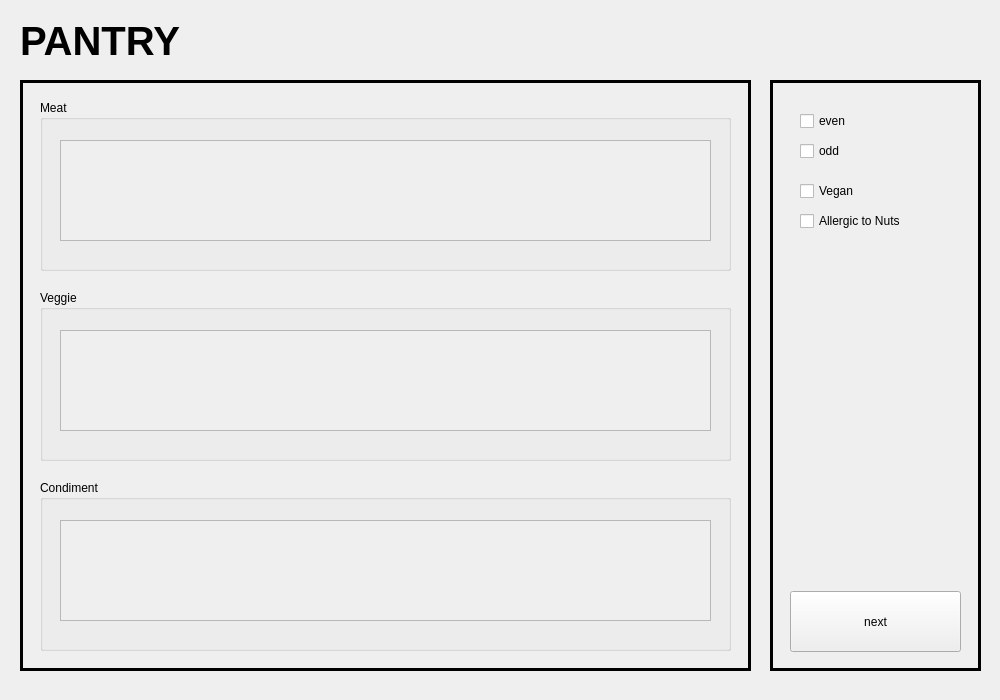
The window that s1Pantry.ui (ReneeTong/a8-edu-app) describes before a commit, drawn with Qt 5.
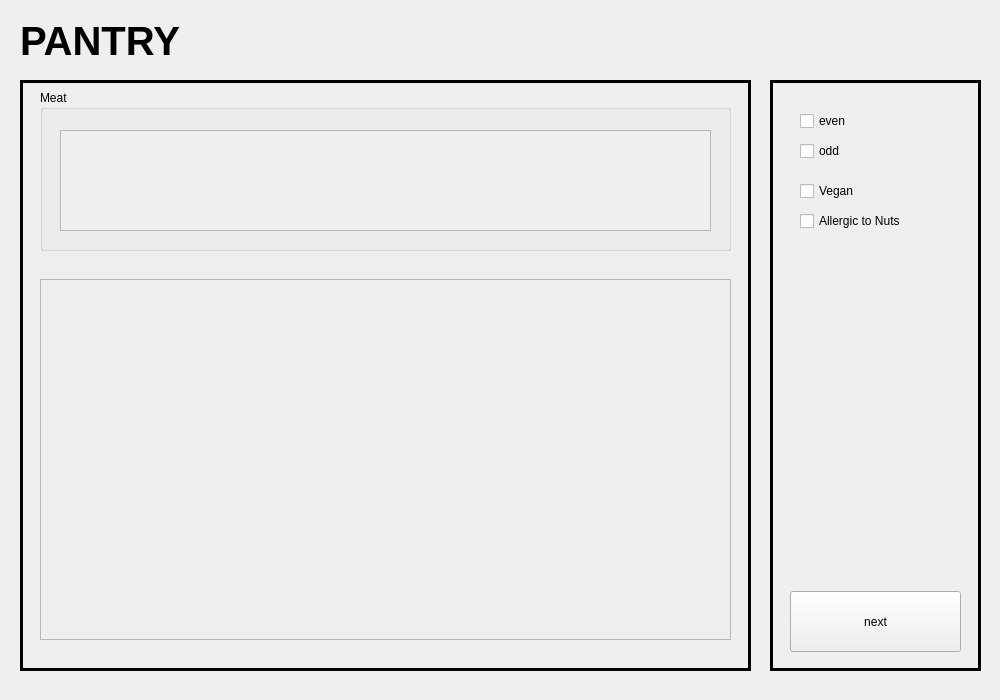
The same window after the commit. Custom widgets are drawn as their Qt base class.

Commit message: Added scrollable Pantry food categories

```diff
--- a/s1Pantry.ui
+++ b/s1Pantry.ui
@@ -41,9 +41,9 @@
     <property name="geometry">
      <rect>
       <x>20</x>
-      <y>20</y>
+      <y>10</y>
       <width>691</width>
-      <height>171</height>
+      <height>161</height>
      </rect>
     </property>
     <property name="title">
@@ -76,82 +76,27 @@
      </widget>
     </widget>
    </widget>
-   <widget class="QGroupBox" name="groupBox_2">
+   <widget class="ScrollCarousel" name="pantryCategory">
     <property name="geometry">
      <rect>
       <x>20</x>
-      <y>210</y>
+      <y>199</y>
       <width>691</width>
-      <height>171</height>
+      <height>361</height>
      </rect>
     </property>
-    <property name="title">
-     <string>Veggie</string>
+    <property name="widgetResizable">
+     <bool>true</bool>
     </property>
-    <widget class="ScrollCarousel" name="scrollArea_2">
+    <widget class="QWidget" name="scrollAreaWidgetContents_2">
      <property name="geometry">
       <rect>
-       <x>20</x>
-       <y>40</y>
-       <width>651</width>
-       <height>101</height>
+       <x>0</x>
+       <y>0</y>
+       <width>689</width>
+       <height>359</height>
       </rect>
      </property>
-     <property name="widgetResizable">
-      <bool>true</bool>
-     </property>
-     <property name="isHorizontal" stdset="0">
-      <bool>true</bool>
-     </property>
-     <widget class="QWidget" name="scrollAreaWidgetContents_2">
-      <property name="geometry">
-       <rect>
-        <x>0</x>
-        <y>0</y>
-        <width>649</width>
-        <height>99</height>
-       </rect>
-      </property>
-     </widget>
-    </widget>
-   </widget>
-   <widget class="QGroupBox" name="groupBox_3">
-    <property name="geometry">
-     <rect>
-      <x>20</x>
-      <y>400</y>
-      <width>691</width>
-      <height>171</height>
-     </rect>
-    </property>
-    <property name="title">
-     <string>Condiment</string>
-    </property>
-    <widget class="ScrollCarousel" name="scrollArea_3">
-     <property name="geometry">
-      <rect>
-       <x>20</x>
-       <y>40</y>
-       <width>651</width>
-       <height>101</height>
-      </rect>
-     </property>
-     <property name="widgetResizable">
-      <bool>true</bool>
-     </property>
-     <property name="isHorizontal" stdset="0">
-      <bool>true</bool>
-     </property>
-     <widget class="QWidget" name="scrollAreaWidgetContents_3">
-      <property name="geometry">
-       <rect>
-        <x>0</x>
-        <y>0</y>
-        <width>649</width>
-        <height>99</height>
-       </rect>
-      </property>
-     </widget>
     </widget>
    </widget>
   </widget>
```
The commit also changes 1 other file.
